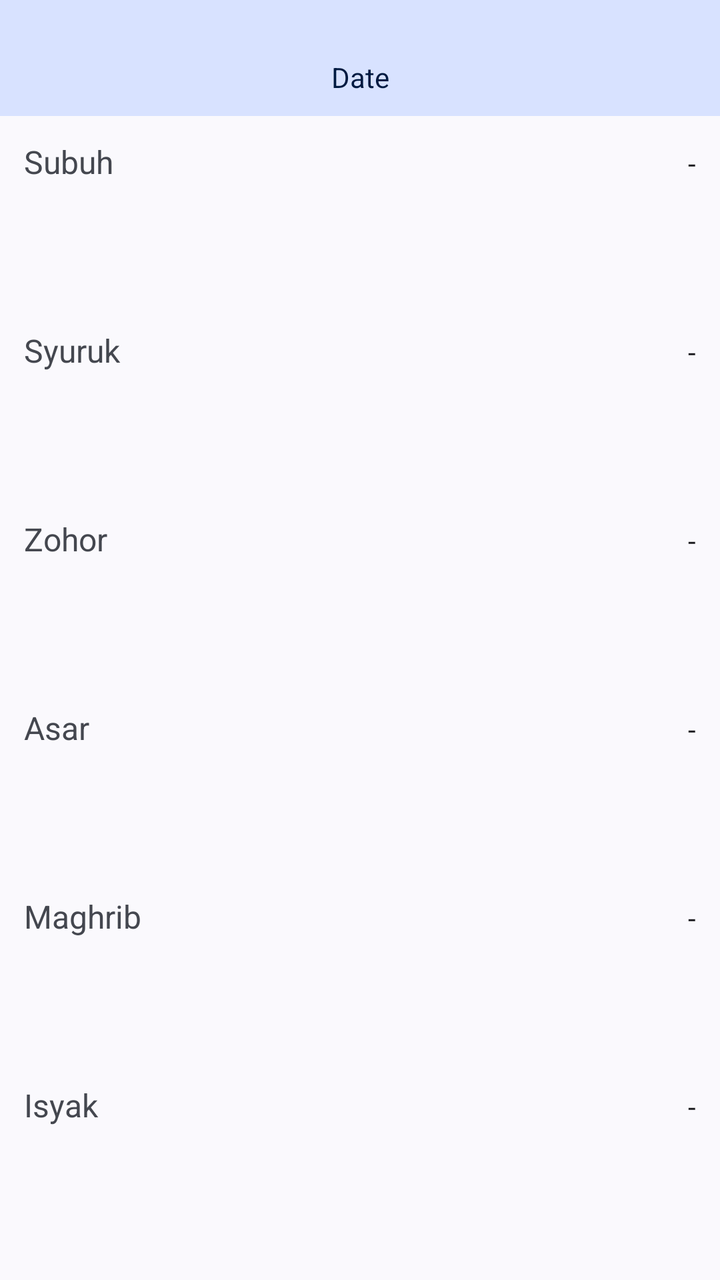
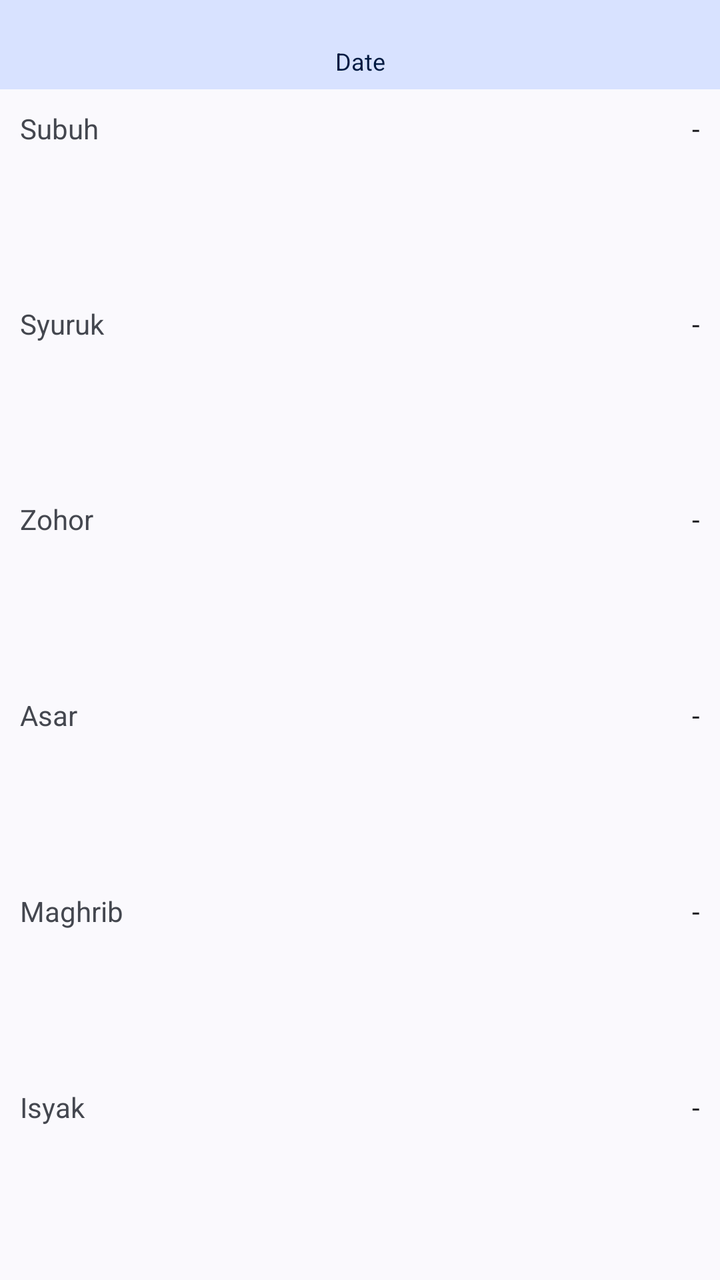

The first picture is an Android layout as it rendered before a commit; the second is the same layout after the commit. The layout source and the unified diff follow.
<!-- AndroidManifest.xml: fallback theme Theme.MaterialComponents.DayNight.NoActionBar -->
<!-- res/layout/solat_vertical_widget.xml -->
<LinearLayout xmlns:android="http://schemas.android.com/apk/res/android"
    android:id="@android:id/background"
    android:layout_width="match_parent"
    android:layout_height="match_parent"
    android:background="?attr/colorSurface"
    android:orientation="vertical"
    android:theme="@style/Theme.Material3.DynamicColors.DayNight">

    <LinearLayout
        android:layout_width="match_parent"
        android:layout_height="wrap_content"
        android:background="?attr/colorPrimaryContainer"
        android:orientation="vertical"
        android:padding="10dp">

        <TextView
            android:id="@+id/widget_title"
            android:layout_width="match_parent"
            android:layout_height="match_parent"
            android:ellipsize="end"
            android:gravity="center"
            android:maxLines="2"
            android:text=""
            android:textAlignment="gravity"
            android:textColor="?attr/colorOnPrimaryContainer"
            android:textSize="14sp"
            android:textStyle="bold" />

        <TextView
            android:id="@+id/widget_date"
            android:layout_width="match_parent"
            android:layout_height="match_parent"
            android:gravity="center"
            android:maxLines="1"
            android:text="@string/widget_date_label"
            android:textAlignment="gravity"
            android:textColor="?attr/colorOnPrimaryContainer"
            android:textSize="14sp" />

    </LinearLayout>

    <TextView
        android:id="@+id/outdated_text"
        android:layout_width="match_parent"
        android:layout_height="match_parent"
        android:gravity="center"
        android:text="@string/widget_outdated_message"
        android:textColor="?android:attr/textColorSecondary"
        android:textSize="13sp"
        android:visibility="gone" />

    <LinearLayout
        android:layout_width="match_parent"
        android:layout_height="match_parent"
        android:orientation="vertical"
        android:padding="8dp"
        android:visibility="visible">

        
        <LinearLayout
            android:id="@+id/prayer_layout"
            android:layout_width="match_parent"
            android:layout_height="wrap_content"
            android:orientation="horizontal"
            android:padding="4dp">

            <TextView
                android:layout_width="match_parent"
                android:layout_height="wrap_content"
                android:layout_weight="1"
                android:text="Subuh"
                android:textColor="?android:attr/textColorSecondary"
                android:textSize="16sp" />

            <TextView
                android:id="@+id/subuh_time"
                android:layout_width="match_parent"
                android:layout_height="wrap_content"
                android:layout_weight="1"
                android:gravity="end"
                android:text="-"
                android:textAlignment="gravity"
                android:textColor="?android:attr/textColorPrimary" />

        </LinearLayout>

        <LinearLayout
            android:layout_width="0dp"
            android:layout_height="wrap_content"
            android:layout_weight="1" />

        
        <LinearLayout
            android:id="@+id/syuruk_layout"
            android:layout_width="match_parent"
            android:layout_height="wrap_content"
            android:orientation="horizontal"
            android:padding="4dp">

            <TextView
                android:layout_width="match_parent"
                android:layout_height="wrap_content"
                android:layout_weight="1"
                android:text="Syuruk"
                android:textColor="?android:attr/textColorSecondary"
                android:textSize="16sp" />

            <TextView
                android:id="@+id/syuruk_time"
                android:layout_width="match_parent"
                android:layout_height="wrap_content"
                android:layout_weight="1"
                android:gravity="end"
                android:text="-"
                android:textAlignment="gravity"
                android:textColor="?android:attr/textColorPrimary" />
        </LinearLayout>

        
        
        <LinearLayout
            android:layout_width="0dp"
            android:layout_height="wrap_content"
            android:layout_weight="1" />

        
        <LinearLayout
            android:layout_width="match_parent"
            android:layout_height="wrap_content"
            android:orientation="horizontal"
            android:padding="4dp">

            <TextView
                android:layout_width="match_parent"
                android:layout_height="wrap_content"
                android:layout_weight="1"
                android:text="Zohor"
                android:textColor="?android:attr/textColorSecondary"
                android:textSize="16sp" />

            <TextView
                android:id="@+id/zuhur_time"
                android:layout_width="match_parent"
                android:layout_height="wrap_content"
                android:layout_weight="1"
                android:gravity="end"
                android:text="-"
                android:textAlignment="gravity"
                android:textColor="?android:attr/textColorPrimary" />

        </LinearLayout>

        <LinearLayout
            android:layout_width="0dp"
            android:layout_height="wrap_content"
            android:layout_weight="1" />

        
        <LinearLayout
            android:layout_width="match_parent"
            android:layout_height="wrap_content"
            android:orientation="horizontal"
            android:padding="4dp">

            <TextView
                android:layout_width="match_parent"
                android:layout_height="wrap_content"
                android:layout_weight="1"
                android:text="Asar"
                android:textColor="?android:attr/textColorSecondary"
                android:textSize="16sp" />

            <TextView
                android:id="@+id/asar_time"
                android:layout_width="match_parent"
                android:layout_height="wrap_content"
                android:layout_weight="1"
                android:gravity="end"
                android:text="-"
                android:textAlignment="gravity"
                android:textColor="?android:attr/textColorPrimary" />

        </LinearLayout>

        <LinearLayout
            android:layout_width="0dp"
            android:layout_height="wrap_content"
            android:layout_weight="1" />

        
        <LinearLayout
            android:layout_width="match_parent"
            android:layout_height="wrap_content"
            android:orientation="horizontal"
            android:padding="4dp">

            <TextView
                android:layout_width="match_parent"
                android:layout_height="wrap_content"
                android:layout_weight="1"
                android:text="Maghrib"
                android:textColor="?android:attr/textColorSecondary"
                android:textSize="16sp" />

            <TextView
                android:id="@+id/maghrib_time"
                android:layout_width="match_parent"
                android:layout_height="wrap_content"
                android:layout_weight="1"
                android:gravity="end"
                android:text="-"
                android:textAlignment="gravity"
                android:textColor="?android:attr/textColorPrimary" />

        </LinearLayout>

        <LinearLayout
            android:layout_width="0dp"
            android:layout_height="wrap_content"
            android:layout_weight="1" />

        
        <LinearLayout
            android:layout_width="match_parent"
            android:layout_height="wrap_content"
            android:orientation="horizontal"
            android:padding="4dp">

            <TextView
                android:layout_width="match_parent"
                android:layout_height="wrap_content"
                android:layout_weight="1"
                android:text="Isyak"
                android:textColor="?android:attr/textColorSecondary"
                android:textSize="16sp" />

            <TextView
                android:id="@+id/isyak_time"
                android:layout_width="match_parent"
                android:layout_height="wrap_content"
                android:layout_weight="1"
                android:gravity="end"
                android:text="-"
                android:textAlignment="gravity"
                android:textColor="?android:attr/textColorPrimary" />

        </LinearLayout>

        <LinearLayout
            android:layout_width="0dp"
            android:layout_height="wrap_content"
            android:layout_weight="1" />

    </LinearLayout>

</LinearLayout>
<!-- resources referenced by this layout -->
<resources>
  <string name="widget_date_label">Date</string>
  <string name="widget_outdated_message">The data is outdated. Tap here to open the app to refresh with a new data</string>
</resources>

<!-- the commit's change to res/layout/solat_vertical_widget.xml (unified diff, before → after) -->
@@ -6,63 +6,69 @@
     android:orientation="vertical"
     android:theme="@style/Theme.Material3.DynamicColors.DayNight">
 
+    
     <LinearLayout
         android:layout_width="match_parent"
         android:layout_height="wrap_content"
         android:background="?attr/colorPrimaryContainer"
         android:orientation="vertical"
-        android:padding="10dp">
+        android:padding="6dp">
 
         <TextView
             android:id="@+id/widget_title"
             android:layout_width="match_parent"
-            android:layout_height="match_parent"
+            android:layout_height="wrap_content"
             android:ellipsize="end"
             android:gravity="center"
-            android:maxLines="2"
+            android:maxLines="1"
             android:text=""
             android:textAlignment="gravity"
             android:textColor="?attr/colorOnPrimaryContainer"
-            android:textSize="14sp"
-            android:textStyle="bold" />
+            android:textFontWeight="500"
+            android:textSize="12sp" />
 
         <TextView
             android:id="@+id/widget_date"
             android:layout_width="match_parent"
-            android:layout_height="match_parent"
+            android:layout_height="wrap_content"
             android:gravity="center"
             android:maxLines="1"
             android:text="@string/widget_date_label"
             android:textAlignment="gravity"
             android:textColor="?attr/colorOnPrimaryContainer"
-            android:textSize="14sp" />
+            android:textSize="12sp" />
 
     </LinearLayout>
 
+    
     <TextView
         android:id="@+id/outdated_text"
         android:layout_width="match_parent"
-        android:layout_height="match_parent"
+        android:layout_height="0dp"
+        android:layout_weight="1"
         android:gravity="center"
         android:text="@string/widget_outdated_message"
         android:textColor="?android:attr/textColorSecondary"
         android:textSize="13sp"
         android:visibility="gone" />
 
+    
     <LinearLayout
+        android:id="@+id/prayer_layout"
         android:layout_width="match_parent"
-        android:layout_height="match_parent"
+        android:layout_height="0dp"
+        android:layout_weight="1"
         android:orientation="vertical"
-        android:padding="8dp"
+        android:padding="4dp"
         android:visibility="visible">
 
         
         <LinearLayout
-            android:id="@+id/prayer_layout"
-            android:layout_width="match_parent"
-            android:layout_height="wrap_content"
-            android:orientation="horizontal"
-            android:padding="4dp">
+            android:layout_width="match_parent"
+            android:layout_height="0dp"
+            android:layout_weight="1"
+            android:orientation="horizontal"
+            android:padding="6dp">
 
             <TextView
                 android:layout_width="match_parent"
@@ -70,7 +76,7 @@
                 android:layout_weight="1"
                 android:text="Subuh"
                 android:textColor="?android:attr/textColorSecondary"
-                android:textSize="16sp" />
+                android:textSize="@dimen/widget_prayer_label_text_size" />
 
             <TextView
                 android:id="@+id/subuh_time"
@@ -80,22 +86,20 @@
                 android:gravity="end"
                 android:text="-"
                 android:textAlignment="gravity"
-                android:textColor="?android:attr/textColorPrimary" />
-
-        </LinearLayout>
-
-        <LinearLayout
-            android:layout_width="0dp"
-            android:layout_height="wrap_content"
-            android:layout_weight="1" />
+                android:textColor="?android:attr/textColorPrimary"
+                android:textFontWeight="500"
+                android:textSize="@dimen/widget_prayer_label_text_size" />
+
+        </LinearLayout>
 
         
         <LinearLayout
             android:id="@+id/syuruk_layout"
             android:layout_width="match_parent"
-            android:layout_height="wrap_content"
-            android:orientation="horizontal"
-            android:padding="4dp">
+            android:layout_height="0dp"
+            android:layout_weight="1"
+            android:orientation="horizontal"
+            android:padding="6dp">
 
             <TextView
                 android:layout_width="match_parent"
@@ -103,7 +107,7 @@
                 android:layout_weight="1"
                 android:text="Syuruk"
                 android:textColor="?android:attr/textColorSecondary"
-                android:textSize="16sp" />
+                android:textSize="@dimen/widget_prayer_label_text_size" />
 
             <TextView
                 android:id="@+id/syuruk_time"
@@ -113,22 +117,19 @@
                 android:gravity="end"
                 android:text="-"
                 android:textAlignment="gravity"
-                android:textColor="?android:attr/textColorPrimary" />
-        </LinearLayout>
-
-        
-        
-        <LinearLayout
-            android:layout_width="0dp"
-            android:layout_height="wrap_content"
-            android:layout_weight="1" />
-
-        
-        <LinearLayout
-            android:layout_width="match_parent"
-            android:layout_height="wrap_content"
-            android:orientation="horizontal"
-            android:padding="4dp">
+                android:textColor="?android:attr/textColorPrimary"
+                android:textFontWeight="500"
+                android:textSize="@dimen/widget_prayer_label_text_size" />
+
+        </LinearLayout>
+
+        
+        <LinearLayout
+            android:layout_width="match_parent"
+            android:layout_height="0dp"
+            android:layout_weight="1"
+            android:orientation="horizontal"
+            android:padding="6dp">
 
             <TextView
                 android:layout_width="match_parent"
@@ -136,7 +137,7 @@
                 android:layout_weight="1"
                 android:text="Zohor"
                 android:textColor="?android:attr/textColorSecondary"
-                android:textSize="16sp" />
+                android:textSize="@dimen/widget_prayer_label_text_size" />
 
             <TextView
                 android:id="@+id/zuhur_time"
@@ -146,21 +147,19 @@
                 android:gravity="end"
                 android:text="-"
                 android:textAlignment="gravity"
-                android:textColor="?android:attr/textColorPrimary" />
-
-        </LinearLayout>
-
-        <LinearLayout
-            android:layout_width="0dp"
-            android:layout_height="wrap_content"
-            android:layout_weight="1" />
-
-        
-        <LinearLayout
-            android:layout_width="match_parent"
-            android:layout_height="wrap_content"
-            android:orientation="horizontal"
-            android:padding="4dp">
+                android:textColor="?android:attr/textColorPrimary"
+                android:textFontWeight="500"
+                android:textSize="@dimen/widget_prayer_label_text_size" />
+
+        </LinearLayout>
+
+        
+        <LinearLayout
+            android:layout_width="match_parent"
+            android:layout_height="0dp"
+            android:layout_weight="1"
+            android:orientation="horizontal"
+            android:padding="6dp">
 
             <TextView
                 android:layout_width="match_parent"
@@ -168,7 +167,7 @@
                 android:layout_weight="1"
                 android:text="Asar"
                 android:textColor="?android:attr/textColorSecondary"
-                android:textSize="16sp" />
+                android:textSize="@dimen/widget_prayer_label_text_size" />
 
             <TextView
                 android:id="@+id/asar_time"
@@ -178,21 +177,19 @@
                 android:gravity="end"
                 android:text="-"
                 android:textAlignment="gravity"
-                android:textColor="?android:attr/textColorPrimary" />
-
-        </LinearLayout>
-
-        <LinearLayout
-            android:layout_width="0dp"
-            android:layout_height="wrap_content"
-            android:layout_weight="1" />
-
-        
-        <LinearLayout
-            android:layout_width="match_parent"
-            android:layout_height="wrap_content"
-            android:orientation="horizontal"
-            android:padding="4dp">
+                android:textColor="?android:attr/textColorPrimary"
+                android:textFontWeight="500"
+                android:textSize="@dimen/widget_prayer_label_text_size" />
+
+        </LinearLayout>
+
+        
+        <LinearLayout
+            android:layout_width="match_parent"
+            android:layout_height="0dp"
+            android:layout_weight="1"
+            android:orientation="horizontal"
+            android:padding="6dp">
 
             <TextView
                 android:layout_width="match_parent"
@@ -200,7 +197,7 @@
                 android:layout_weight="1"
                 android:text="Maghrib"
                 android:textColor="?android:attr/textColorSecondary"
-                android:textSize="16sp" />
+                android:textSize="@dimen/widget_prayer_label_text_size" />
 
             <TextView
                 android:id="@+id/maghrib_time"
@@ -210,21 +207,19 @@
                 android:gravity="end"
                 android:text="-"
                 android:textAlignment="gravity"
-                android:textColor="?android:attr/textColorPrimary" />
-
-        </LinearLayout>
-
-        <LinearLayout
-            android:layout_width="0dp"
-            android:layout_height="wrap_content"
-            android:layout_weight="1" />
-
-        
-        <LinearLayout
-            android:layout_width="match_parent"
-            android:layout_height="wrap_content"
-            android:orientation="horizontal"
-            android:padding="4dp">
+                android:textColor="?android:attr/textColorPrimary"
+                android:textFontWeight="500"
+                android:textSize="@dimen/widget_prayer_label_text_size" />
+
+        </LinearLayout>
+
+        
+        <LinearLayout
+            android:layout_width="match_parent"
+            android:layout_height="0dp"
+            android:layout_weight="1"
+            android:orientation="horizontal"
+            android:padding="6dp">
 
             <TextView
                 android:layout_width="match_parent"
@@ -232,7 +227,7 @@
                 android:layout_weight="1"
                 android:text="Isyak"
                 android:textColor="?android:attr/textColorSecondary"
-                android:textSize="16sp" />
+                android:textSize="@dimen/widget_prayer_label_text_size" />
 
             <TextView
                 android:id="@+id/isyak_time"
@@ -242,14 +237,11 @@
                 android:gravity="end"
                 android:text="-"
                 android:textAlignment="gravity"
-                android:textColor="?android:attr/textColorPrimary" />
-
-        </LinearLayout>
-
-        <LinearLayout
-            android:layout_width="0dp"
-            android:layout_height="wrap_content"
-            android:layout_weight="1" />
+                android:textColor="?android:attr/textColorPrimary"
+                android:textFontWeight="500"
+                android:textSize="@dimen/widget_prayer_label_text_size" />
+
+        </LinearLayout>
 
     </LinearLayout>
 
<!-- resource entries referenced after the edit -->
@@ -1,5 +1,6 @@
 <!-- resources referenced by this layout -->
 <resources>
+  <dimen name="widget_prayer_label_text_size">14sp</dimen>
   <string name="widget_date_label">Date</string>
   <string name="widget_outdated_message">The data is outdated. Tap here to open the app to refresh with a new data</string>
 </resources>
